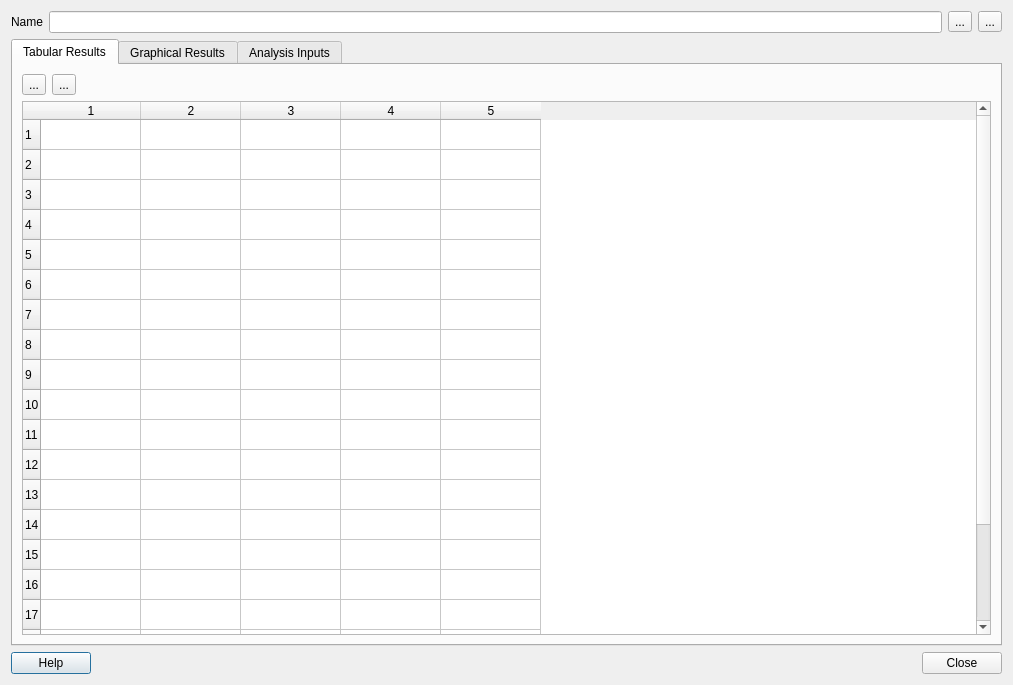
Before: the Qt Designer form gcd_results_form.ui in NorthArrowResearch/GCDViewer, drawn with Qt 5.
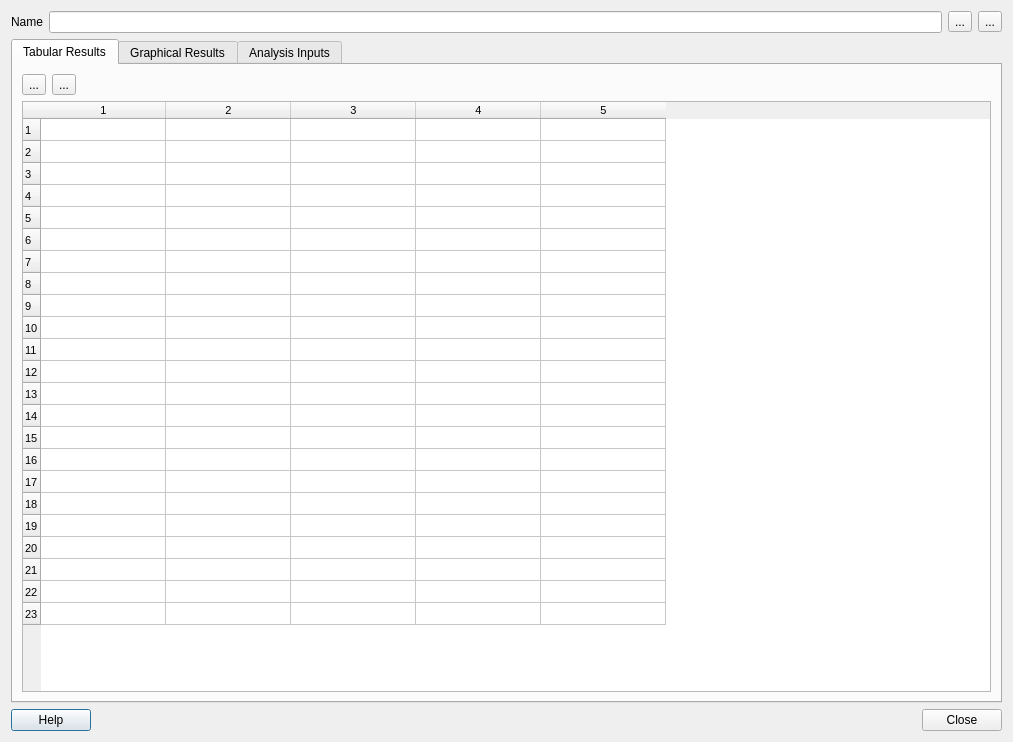
After: the same form once the commit is applied.

Commit message: formatting the results table

Diff of the .ui file:
```diff
--- a/gcd_results_form.ui
+++ b/gcd_results_form.ui
@@ -7,11 +7,14 @@
     <x>0</x>
     <y>0</y>
     <width>1013</width>
-    <height>685</height>
+    <height>742</height>
    </rect>
   </property>
   <property name="windowTitle">
-   <string>Dialog</string>
+   <string>GCD Results</string>
+  </property>
+  <property name="autoFillBackground">
+   <bool>true</bool>
   </property>
   <layout class="QVBoxLayout" name="verticalLayout_2">
    <item>
@@ -85,12 +88,38 @@
        </item>
        <item>
         <widget class="QTableWidget" name="resultsTable">
+         <property name="font">
+          <font>
+           <family>Arial</family>
+           <pointsize>8</pointsize>
+          </font>
+         </property>
          <property name="rowCount">
-          <number>21</number>
+          <number>23</number>
          </property>
          <property name="columnCount">
           <number>5</number>
          </property>
+         <attribute name="horizontalHeaderDefaultSectionSize">
+          <number>125</number>
+         </attribute>
+         <attribute name="horizontalHeaderHighlightSections">
+          <bool>false</bool>
+         </attribute>
+         <attribute name="horizontalHeaderMinimumSectionSize">
+          <number>45</number>
+         </attribute>
+         <attribute name="verticalHeaderDefaultSectionSize">
+          <number>22</number>
+         </attribute>
+         <attribute name="verticalHeaderHighlightSections">
+          <bool>false</bool>
+         </attribute>
+         <attribute name="verticalHeaderMinimumSectionSize">
+          <number>22</number>
+         </attribute>
+         <row/>
+         <row/>
          <row/>
          <row/>
          <row/>
```
The commit also changes 2 other files.
